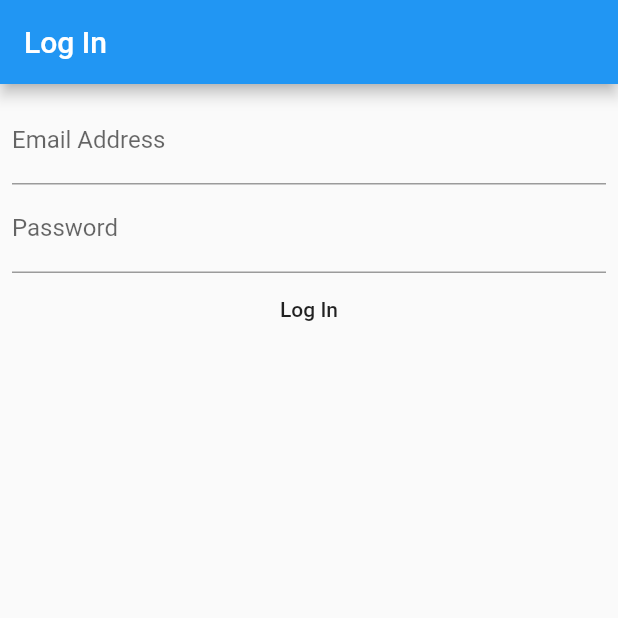
After one commit to Zheng7426/Library_Application_Mobile, a Flutter app: the screen it shows after launch, after a tap on "Log In", on a phone screen of 412 x 824 dp, the top half of it. The commit adds this screen. Run offline on Flutter 3.47's test engine with Material 2 defaults, Android fonts, the phone set to English and light mode, and no system bars; our stand-ins replace dio, flutter_secure_storage, flutter_spinkit; network calls fail.

Commit message:
user authentication development attempt

```diff
--- a/lib/main.dart
+++ b/lib/main.dart
@@ -1,6 +1,8 @@
+import 'package:library_application_mobile/screens/authenticate/verifier.dart';
 import 'package:library_application_mobile/screens/wrapper.dart';
 import 'package:flutter/material.dart';
 import 'package:provider/provider.dart';
+import 'package:library_application_mobile/screens/authenticate/verifier.dart';
 
 void main() => runApp(MyApp());
 
@@ -10,6 +12,7 @@ class MyApp extends StatelessWidget {
   Widget build(BuildContext context) {
     return MaterialApp(
         home: Wrapper(),
+      //home: VerifyForm(),
     );
   }
 }
--- /dev/null
+++ b/lib/screens/authenticate/login_page.dart
@@ -0,0 +1,81 @@
+import 'package:flutter/material.dart';
+import 'package:dio/dio.dart';
+import 'package:http/http.dart' as http;
+import 'package:flutter_secure_storage/flutter_secure_storage.dart';
+import 'dart:convert' show json, base64, ascii;
+import 'package:library_application_mobile/screens/home/home.dart';
+
+const SERVER_IP = 'http://10.0.2.2:3000';
+final storage = FlutterSecureStorage();
+Dio dio = new Dio();
+class LoginPage extends StatelessWidget {
+  final TextEditingController _emailController = TextEditingController();
+  final TextEditingController _passwordController = TextEditingController();
+
+  void displayDialog(context, title, text) => showDialog(
+    context: context,
+    builder: (context) =>
+        AlertDialog(
+            title: Text(title),
+            content: Text(text)
+        ),
+  );
+
+  Future<String> loginAttempt(String email, String password) async {
+    var res = await dio.post("${SERVER_IP}/api/auth?",
+        queryParameters: {
+          "user[email]": email,
+          "user[password]": password
+        }
+    );
+    var result = res.data;
+    return result['token'];
+  }
+
+  @override
+  Widget build(BuildContext context) {
+    return Scaffold(
+      appBar: AppBar(title: Text("Log In"),),
+      body: Padding(
+        padding: const EdgeInsets.all(8.0),
+        child: Column(
+          children: <Widget>[
+            TextField(
+              controller: _emailController,
+              decoration: InputDecoration(
+                  labelText: 'Email Address'
+              ),
+            ),
+            TextField(
+              controller: _passwordController,
+              obscureText: true,
+              decoration: InputDecoration(
+                  labelText: 'Password'
+              ),
+            ),
+            FlatButton(
+                onPressed: () async {
+                  var email = _emailController.text;
+                  var password = _passwordController.text;
+                  var jwt = await loginAttempt(email, password);
+                  if (jwt != null) {
+                    storage.write(key: "jwt", value: jwt);
+                    Navigator.push(
+                        context,
+                        MaterialPageRoute(
+                            builder: (context) {
+                              return new Home(jwt: jwt);
+                            }));
+                  } else {
+                    displayDialog(context, "An Error Occurred",
+                        "No account was found matching that email and password");
+                  }
+                },
+                child: Text("Log In")
+            ),
+          ],
+        ),
+      ),
+    );
+  }
+}
--- a/lib/screens/authenticate/sign_in.dart
+++ b/lib/screens/authenticate/sign_in.dart
@@ -90,7 +90,7 @@ class _State extends State<LoginBlock> {
   final _formKey = GlobalKey<FormState>();
 
   bool _autoValidate = false;
-  String _username;
+  String _email;
   String _password;
 
   @override
@@ -132,14 +132,14 @@ class _State extends State<LoginBlock> {
         new TextFormField(
           style: globals.ts(18.0, Colors.black, FontWeight.w400),
           decoration: const InputDecoration(
-            labelText: 'Username',
+            labelText: 'Email',
             helperText: '',
             icon: Icon(Icons.account_circle),
           ),
           keyboardType: TextInputType.text,
           validator: _validateUsername,
           onSaved: (String val) {
-            _username = val;
+            _email = val;
           },
         ),
         new SizedBox(
--- a/lib/screens/home/home.dart
+++ b/lib/screens/home/home.dart
@@ -7,6 +7,11 @@ import 'package:library_application_mobile/screens/home/book_list.dart';
 import 'package:library_application_mobile/screens/home/bookmark.dart';
 
 class Home extends StatefulWidget {
+  Home({Key key,
+    @required this.jwt,
+  }):super(key:key);
+
+  final String jwt;
   @override
   _HomeState createState() => _HomeState();
 }
@@ -42,7 +47,8 @@ class _HomeState extends State<Home> with SingleTickerProviderStateMixin {
           child: Row(
             children: <Widget>[
               Text(
-                globals.currentUser.email,
+                //globals.currentUser.email,
+                widget.jwt,
                 style: globals.ts(15.0, Colors.black, FontWeight.w400),
               ),
               SizedBox(width: 10),
--- a/lib/screens/wrapper.dart
+++ b/lib/screens/wrapper.dart
@@ -1,7 +1,9 @@
 import 'package:library_application_mobile/screens/authenticate/authenticate.dart';
 import 'package:library_application_mobile/screens/home/home.dart';
 import 'package:flutter/material.dart';
-import 'package:library_application_mobile/screens/authenticate/receiver.dart';
+//import 'package:library_application_mobile/screens/authenticate/receiver.dart';
+import 'package:library_application_mobile/screens/authenticate/verifier.dart';
+import 'package:library_application_mobile/screens/authenticate/login_page.dart';
 //import 'package:provider/provider.dart';
 import 'package:library_application_mobile/screens/authenticate/authenticate.dart';
 
@@ -13,10 +15,9 @@ class Wrapper extends StatelessWidget {
     // return either the Home or Authenticate widget
     if (user == true) {
       //return Authenticate();
-      return Receiver();
-      //return Home();
+      return LoginPage();
     } else {
-      return Receiver();
+      return LoginPage();
     }
   }
 }
--- a/pubspec.yaml
+++ b/pubspec.yaml
@@ -26,6 +26,7 @@ dependencies:
   shared_preferences: ^0.5.4+8
   intl: ^0.16.1
   dio: 3.0.9
+  flutter_secure_storage: ^3.3.1+1
 
   # The following adds the Cupertino Icons font to your application.
   # Use with the CupertinoIcons class for iOS style icons.
```
Also changed, not shown: lib/screens/authenticate/verifier.dart (added, +77 -0 lines), lib/screens/home/home_page.dart (added), pubspec.lock, 1 other file.
